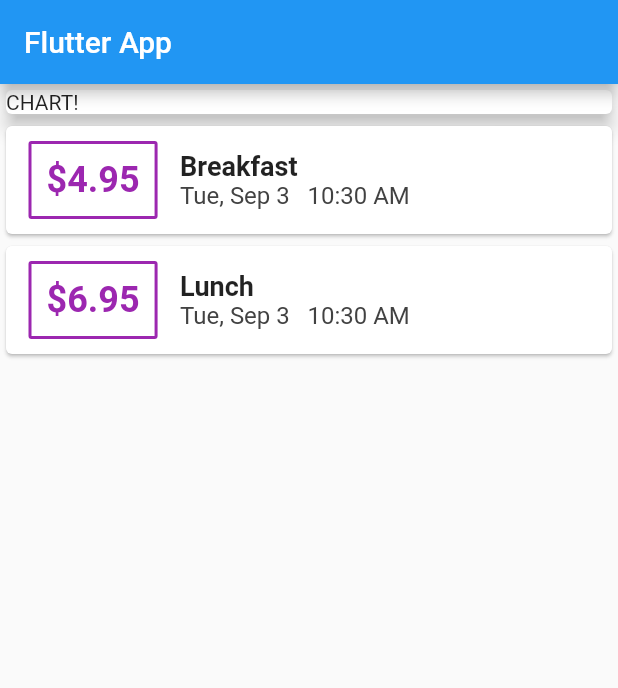
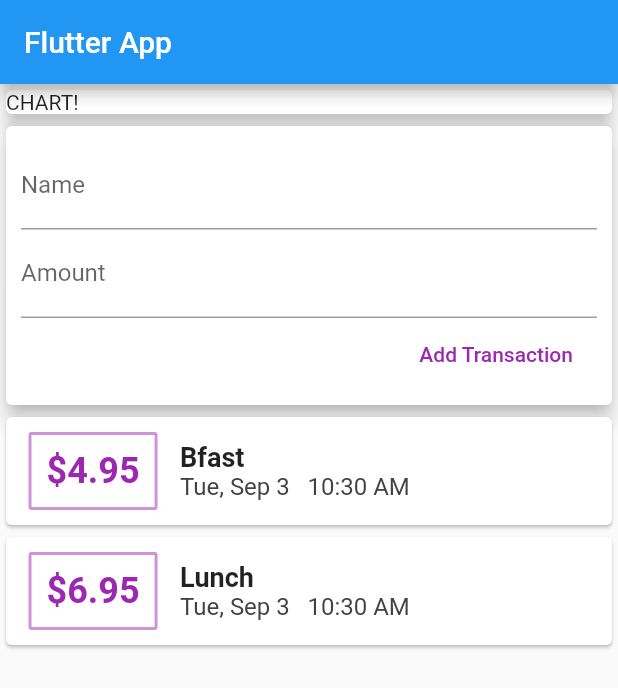
Before and after one commit to sfallmann/flutter-practice, a Flutter app: the screen it shows after launch, on a phone screen of 412 x 824 dp. Shown: the top 688 px of the screen. Run offline on Flutter 3.47's test engine with Material 2 defaults, Android fonts, the phone set to English and light mode, and no system bars.

Commit message:
Refactored - broke out widget in main.dart to several widgets

```diff
--- a/personal_expenses_app/lib/main.dart
+++ b/personal_expenses_app/lib/main.dart
@@ -1,5 +1,5 @@
 import 'package:flutter/material.dart';
-import 'package:personal_expenses_app/classes/transaction.dart';
+import './widgets/user_transactions.dart';
 
 void main() => runApp(MyApp());
 
@@ -14,46 +14,6 @@ class MyApp extends StatelessWidget {
 }
 
 class MyHomePage extends StatelessWidget {
-  final List<Transaction> transactions = [
-    Transaction(
-        id: 't1', title: 'Breakfast', amount: 4.95, date: DateTime.now()),
-    Transaction(id: 't2', title: 'Lunch', amount: 6.95, date: DateTime.now()),
-  ];
-
-  List<Widget> mapTransactionsToWidgets() {
-    return transactions.map((transaction) {
-      return Container(
-          width: double.infinity,
-          child: Card(
-              child: Row(
-            children: <Widget>[
-              Container(
-                  margin: EdgeInsets.symmetric(vertical: 10, horizontal: 15),
-                  padding: EdgeInsets.all(10),
-                  decoration: BoxDecoration(
-                      borderRadius: BorderRadius.all(Radius.circular(2)),
-                      border: Border.all(color: Colors.purple, width: 2)),
-                  child: Text(
-                    transaction.formattedAmount,
-                    style: TextStyle(
-                        fontWeight: FontWeight.bold,
-                        fontSize: 24,
-                        color: Colors.purple),
-                  )),
-              Column(
-                crossAxisAlignment: CrossAxisAlignment.start,
-                children: <Widget>[
-                  Text(
-                    transaction.title,
-                    style: TextStyle(fontWeight: FontWeight.bold, fontSize: 18),
-                  ),
-                  Text(transaction.formattedDate, style: TextStyle(color: Colors.grey[800], fontSize: 16),)
-                ],
-              )
-            ],
-          )));
-    }).toList();
-  }
 
   @override
   Widget build(BuildContext context) {
@@ -61,19 +21,7 @@ class MyHomePage extends StatelessWidget {
       appBar: AppBar(
         title: Text('Flutter App'),
       ),
-      body: Column(
-        children: <Widget>[
-          Container(
-              width: double.infinity,
-              child: Card(
-                elevation: 5,
-                child: Text('CHART!'),
-              )),
-          Column(
-            children: mapTransactionsToWidgets(),
-          )
-        ],
-      ),
+      body: UserTransactions(),
     );
   }
 }
--- /dev/null
+++ b/personal_expenses_app/lib/widgets/new_transaction.dart
@@ -0,0 +1,36 @@
+import 'package:flutter/material.dart';
+
+class NewTransaction extends StatelessWidget {
+  final TextEditingController nameController = TextEditingController();
+  final TextEditingController amountController = TextEditingController();
+  final Function onAddTransaction;
+
+  NewTransaction({ @required this.onAddTransaction });
+
+  @override
+  Widget build(BuildContext context) {
+    return Card(
+        elevation: 5,
+        child: Container(
+          padding: EdgeInsets.all(10),
+          child: Column(
+            crossAxisAlignment: CrossAxisAlignment.end,
+            children: <Widget>[
+              TextField(
+                decoration: InputDecoration(labelText: 'Name'),
+                controller: nameController,
+              ),
+              TextField(
+                decoration: InputDecoration(labelText: 'Amount'),
+                controller: amountController,
+              ),
+              FlatButton(
+                child: Text('Add Transaction'),
+                onPressed: () { onAddTransaction(nameController.text, amountController.text); },
+                textColor: Colors.purple,
+              ),
+            ],
+          ),
+        ));
+  }
+}
--- /dev/null
+++ b/personal_expenses_app/lib/widgets/transaction_list.dart
@@ -0,0 +1,58 @@
+import 'package:flutter/material.dart';
+import '../models/transaction.dart';
+
+class TransactionList extends StatelessWidget {
+  final List<Transaction> transactions;
+
+  const TransactionList({@required this.transactions});
+
+  @override
+  Widget build(BuildContext context) {
+    return Container(
+      height: 300,
+      child: SingleChildScrollView(
+        child: Column(
+          children: transactions.map((transaction) {
+            return Container(
+                width: double.infinity,
+                child: Card(
+                    child: Row(
+                  children: <Widget>[
+                    Container(
+                        margin:
+                            EdgeInsets.symmetric(vertical: 10, horizontal: 15),
+                        padding: EdgeInsets.all(10),
+                        decoration: BoxDecoration(
+                            borderRadius: BorderRadius.all(Radius.circular(2)),
+                            border: Border.all(
+                                color: Colors.purple[200], width: 2)),
+                        child: Text(
+                          transaction.formattedAmount,
+                          style: TextStyle(
+                              fontWeight: FontWeight.bold,
+                              fontSize: 24,
+                              color: Colors.purple),
+                        )),
+                    Column(
+                      crossAxisAlignment: CrossAxisAlignment.start,
+                      children: <Widget>[
+                        Text(
+                          transaction.title,
+                          style: TextStyle(
+                              fontWeight: FontWeight.bold, fontSize: 18),
+                        ),
+                        Text(
+                          transaction.formattedDate,
+                          style:
+                              TextStyle(color: Colors.grey[800], fontSize: 16),
+                        )
+                      ],
+                    )
+                  ],
+                )));
+          }).toList(),
+        ),
+      ),
+    );
+  }
+}
--- /dev/null
+++ b/personal_expenses_app/lib/widgets/user_transactions.dart
@@ -0,0 +1,49 @@
+import 'package:flutter/material.dart';
+import '../models/transaction.dart';
+import './transaction_list.dart';
+import './new_transaction.dart';
+
+class UserTransactions extends StatefulWidget {
+  @override
+  _UserTransactionsState createState() => _UserTransactionsState();
+}
+
+class _UserTransactionsState extends State<UserTransactions> {
+  final List<Transaction> _transactions = [
+    Transaction(id: 't1', title: 'Bfast', amount: 4.95, date: DateTime.now()),
+    Transaction(id: 't2', title: 'Lunch', amount: 6.95, date: DateTime.now()),
+  ];
+
+
+
+  void handleAddTransaction(String name, String amount) {
+
+    setState(() {
+      _transactions.add(Transaction(
+          id: 't${_transactions.length + 1}',
+          title: name,
+          amount: double.parse(amount),
+          date: DateTime.now()));
+    });
+  }
+
+  @override
+  Widget build(BuildContext context) {
+    return SingleChildScrollView( child: Column(
+      children: <Widget>[
+        Container(
+            width: double.infinity,
+            child: Card(
+              elevation: 5,
+              child: Text('CHART!'),
+            )),
+        NewTransaction(
+          onAddTransaction: handleAddTransaction,
+        ),
+         TransactionList(
+          transactions: _transactions,
+        ),
+      ],
+    ),);
+  }
+}
```
Also changed, not shown: personal_expenses_app/lib/models/transaction.dart (renamed from personal_expenses_app/lib/classes/transaction.dart).
